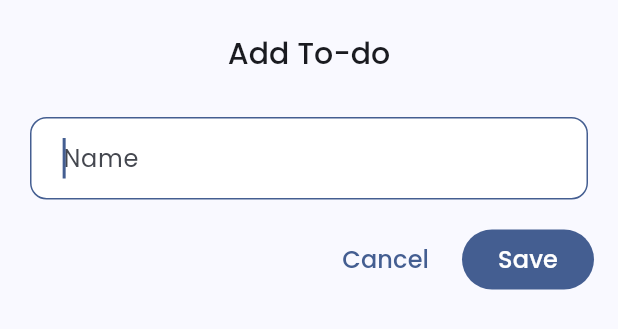
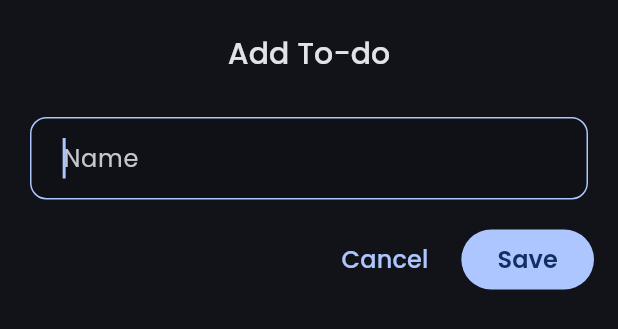
Before and after one commit to badayumut/MyTodo, a Flutter app: the AddBottomSheet widget shown alone on an empty page, opened directly, on a phone screen of 412 x 824 dp. Shown: the top 329 px of the screen. Run offline on Flutter 3.47's test engine with Material 3 defaults, Android fonts, the phone set to English and light mode, and no system bars; our stand-ins replace flex_color_scheme, google_fonts, objectbox; generated files the repository leaves out were written again.

Commit message:
initial commit

```diff
--- a/lib/main.dart
+++ b/lib/main.dart
@@ -84,7 +84,7 @@ class _MyAppState extends State<MyApp> {
           useMaterial3: true,
         ),
         home: const HomeScreen(),
-        themeMode: ThemeMode.light,
+        themeMode: ThemeMode.dark,
       ),
     );
   }
--- a/lib/screens/home_screen.dart
+++ b/lib/screens/home_screen.dart
@@ -50,7 +50,7 @@ class _HomeScreenState extends State<HomeScreen> {
         slivers: [
           if( todoNotifier.categorizedTodos['notCompleted']!.isEmpty)
             SliverPadding(
-              padding: const EdgeInsets.all(22.0),
+              padding: const EdgeInsets.all(21.0),
               sliver: SliverToBoxAdapter(
                 child: Center(
                   child: Row(
--- a/lib/widgets/add_bottom_sheet.dart
+++ b/lib/widgets/add_bottom_sheet.dart
@@ -66,7 +66,9 @@ class _AddBottomSheetState extends State<AddBottomSheet> {
                   decoration: InputDecoration(
                     floatingLabelBehavior: FloatingLabelBehavior.never,
                     contentPadding: const EdgeInsets.symmetric(horizontal: 18,vertical: 14),
-                    fillColor: Colors.white,
+                    fillColor: Theme.of(context).brightness == Brightness.dark
+                        ? Colors.black.withOpacity(0.1)
+                        : Colors.white.withOpacity(0.3),
                     filled: true,
                     enabledBorder: OutlineInputBorder(
                         borderRadius: BorderRadius.circular(11),
@@ -127,8 +129,8 @@ class _AddBottomSheetState extends State<AddBottomSheet> {
                     }
                   }, child: Text(
                   'Save',
-                  style: TextStyle(fontSize: 16),
-                ),
+                    style: TextStyle(fontSize: 16, fontWeight: FontWeight.w600),
+                  ),
                 ),
                 const SizedBox(width: 16),
               ],
```
Also changed, not shown: lib/widgets/todo_item.dart (+0 -7 lines), 1 other file.
